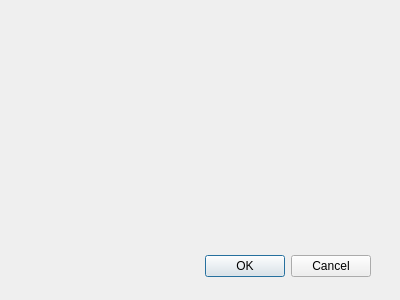
Qt form ConnectDialog.ui (Runanka/Chat-Application) before a commit.
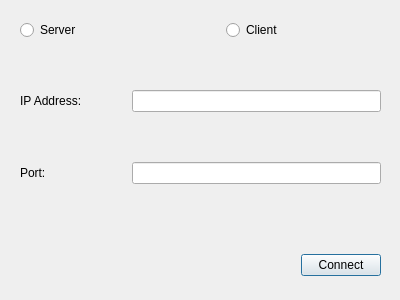
The same form after that commit.

Commit message: Added UI functionalities to UI connect dialog

What changed in the file:
```diff
--- a/ConnectDialog.ui
+++ b/ConnectDialog.ui
@@ -10,18 +10,92 @@
     <height>300</height>
    </rect>
   </property>
+  <property name="minimumSize">
+   <size>
+    <width>400</width>
+    <height>300</height>
+   </size>
+  </property>
+  <property name="maximumSize">
+   <size>
+    <width>400</width>
+    <height>300</height>
+   </size>
+  </property>
   <property name="windowTitle">
    <string>Connect</string>
   </property>
   <widget class="QWidget" name="layoutWidget">
    <property name="geometry">
     <rect>
-     <x>20</x>
-     <y>250</y>
-     <width>351</width>
-     <height>33</height>
+     <x>0</x>
+     <y>0</y>
+     <width>401</width>
+     <height>301</height>
     </rect>
    </property>
+   <layout class="QVBoxLayout" name="verticalLayout" stretch="0,0,0">
+    <property name="spacing">
+     <number>50</number>
+    </property>
+    <property name="sizeConstraint">
+     <enum>QLayout::SetMinAndMaxSize</enum>
+    </property>
+    <property name="leftMargin">
+     <number>20</number>
+    </property>
+    <property name="topMargin">
+     <number>20</number>
+    </property>
+    <property name="rightMargin">
+     <number>20</number>
+    </property>
+    <property name="bottomMargin">
+     <number>20</number>
+    </property>
+    <item>
+     <layout class="QHBoxLayout" name="horizontalLayout">
+      <item>
+       <widget class="QRadioButton" name="serverRadioButton">
+        <property name="text">
+         <string>Server</string>
+        </property>
+       </widget>
+      </item>
+      <item>
+       <widget class="QRadioButton" name="clientRadioButton">
+        <property name="text">
+         <string>Client</string>
+        </property>
+       </widget>
+      </item>
+     </layout>
+    </item>
+    <item>
+     <layout class="QFormLayout" name="formLayout">
+      <item row="0" column="0">
+       <widget class="QLabel" name="ipLabel">
+        <property name="text">
+         <string>IP Address:</string>
+        </property>
+       </widget>
+      </item>
+      <item row="0" column="1">
+       <widget class="QLineEdit" name="ipLineEdit"/>
+      </item>
+      <item row="1" column="0">
+       <widget class="QLabel" name="portLabel">
+        <property name="text">
+         <string>Port:</string>
+        </property>
+       </widget>
+      </item>
+      <item row="1" column="1">
+       <widget class="QLineEdit" name="portLineEdit"/>
+      </item>
+     </layout>
+    </item>
+    <item>
    <layout class="QHBoxLayout">
     <property name="spacing">
      <number>6</number>
@@ -54,16 +128,11 @@
     <item>
      <widget class="QPushButton" name="okButton">
       <property name="text">
-       <string>OK</string>
+         <string>Connect</string>
       </property>
      </widget>
     </item>
-    <item>
-     <widget class="QPushButton" name="cancelButton">
-      <property name="text">
-       <string>Cancel</string>
-      </property>
-     </widget>
+     </layout>
     </item>
    </layout>
   </widget>
```
Left out of the diff: 21 changed lines with no effect on the pictures. Lines whose indentation alone changed are shown as unchanged. The commit also changes 3 other files.
